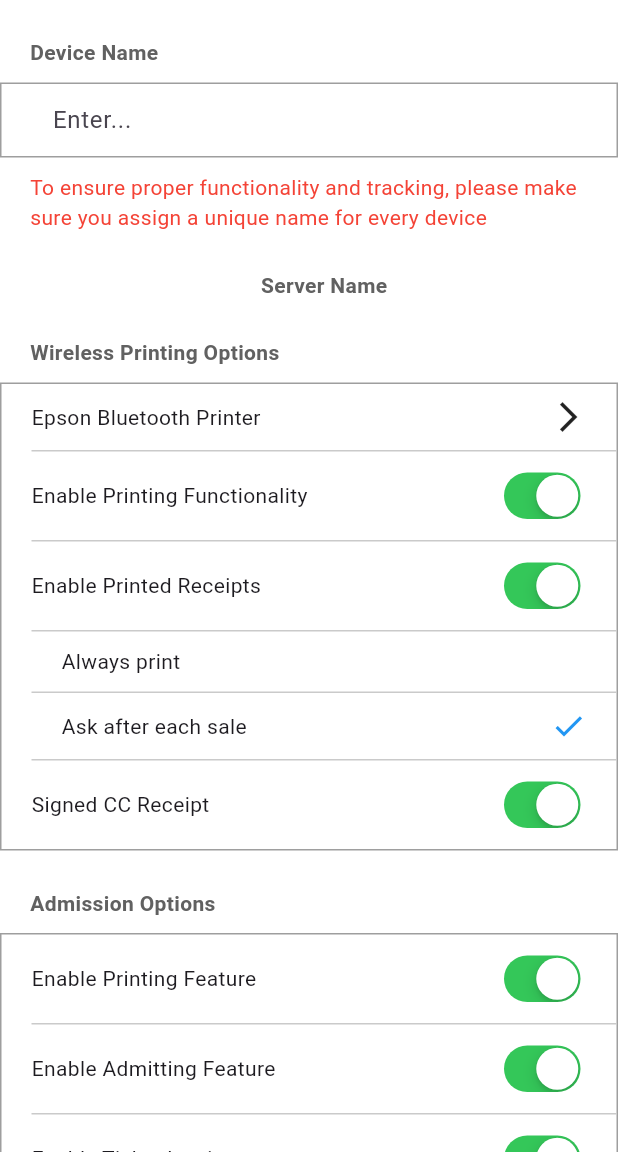
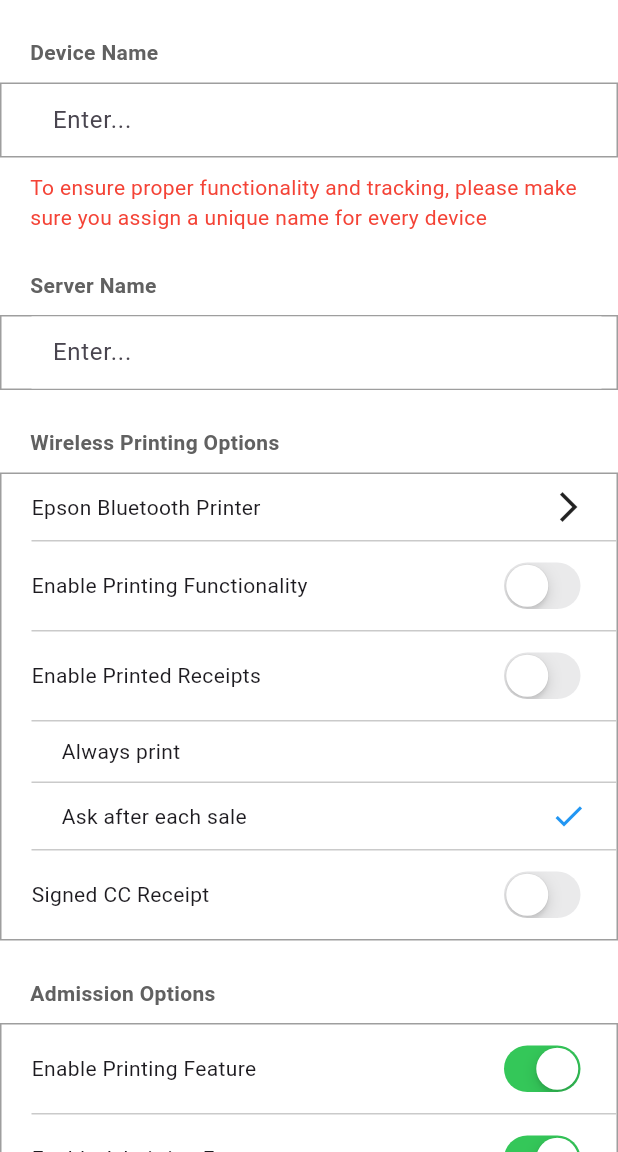
Before and after one commit to NKoroloff/flutter-test, a Flutter app: the SettingsView screen opened by its route, after a tap on "Ask after each sale", on a phone screen of 412 x 824 dp, the part 84-1236 px from its top. Run offline on Flutter 3.47's test engine with Material 3 defaults, Android fonts, the phone set to English and light mode, and no system bars; our stand-ins replace get.

Commit message:
serverName + wireless printing controllers

```diff
--- a/lib/modules/cash_drawer/bindings/settings_binding.dart
+++ b/lib/modules/cash_drawer/bindings/settings_binding.dart
@@ -1,5 +1,7 @@
 import 'package:get/get.dart';
 import 'package:purplepass_test_task/modules/cash_drawer/controllers/settings/device_name_controller.dart';
+import 'package:purplepass_test_task/modules/cash_drawer/controllers/settings/server_name_controller.dart';
+import 'package:purplepass_test_task/modules/cash_drawer/controllers/settings/wireless_printing_section_controller.dart';
 import 'package:purplepass_test_task/modules/translations/app_translation.dart';
 
 class SettingsBinding extends Bindings {
@@ -7,5 +9,7 @@ class SettingsBinding extends Bindings {
   void dependencies() {
     Get.put<TranslationController>(TranslationController());
     Get.put<DeviceNameController>(DeviceNameController());
+    Get.put<ServerNameController>(ServerNameController());
+    Get.put<WirelessPrintingSectionController>(WirelessPrintingSectionController());
   }
 }
--- /dev/null
+++ b/lib/modules/cash_drawer/controllers/settings/server_name_controller.dart
@@ -0,0 +1,7 @@
+import 'package:get/get.dart';
+
+class ServerNameController extends GetxController {
+  final serverName = ''.obs;
+
+  void updateServerName(String value) => serverName.value = value;
+}
--- /dev/null
+++ b/lib/modules/cash_drawer/controllers/settings/wireless_printing_section_controller.dart
@@ -0,0 +1,26 @@
+import 'package:get/get.dart';
+
+class WirelessPrintingSectionController extends GetxController {
+  final RxBool enablePrintingFunc = false.obs;
+
+  void toggleEnablePrintingFunc(bool newValue) {
+    enablePrintingFunc.value = newValue;
+  }
+
+  final RxBool enablePrintedReceipts = false.obs;
+
+  void toggleEnablePrintedReceipts(bool newValue) {
+    enablePrintedReceipts.value = newValue;
+  }
+
+  final RxString enablePrintedReceiptsMethod = 'always'.obs;
+  void toggleMethod(String value) {
+    enablePrintedReceiptsMethod.value = value;
+  }
+
+  final RxBool signedCcReceipt = false.obs;
+
+  void toggleSignedCcReceipt(bool newValue) {
+    signedCcReceipt.value = newValue;
+  }
+}
--- a/lib/modules/cash_drawer/views/settings/widgets/custom_input.dart
+++ b/lib/modules/cash_drawer/views/settings/widgets/custom_input.dart
@@ -19,7 +19,6 @@ class _CustomInputState extends State<CustomInput> {
     super.initState();
     _controller = TextEditingController(text: widget.value.value);
 
-    // Слушаем внешние изменения
     ever(widget.value, (val) {
       if (_controller.text != val) {
         _controller.text = val;
--- a/lib/modules/cash_drawer/views/settings/widgets/sections/server_name_section.dart
+++ b/lib/modules/cash_drawer/views/settings/widgets/sections/server_name_section.dart
@@ -1,6 +1,8 @@
 import 'package:flutter/material.dart';
-// import 'package:purplepass_test_task/modules/cash_drawer/views/settings/widgets/custom_input.dart';
-// import 'package:purplepass_test_task/modules/cash_drawer/views/settings/widgets/settings_container_wrapper.dart';
+import 'package:get/get.dart';
+import 'package:purplepass_test_task/modules/cash_drawer/controllers/settings/server_name_controller.dart';
+import 'package:purplepass_test_task/modules/cash_drawer/views/settings/widgets/custom_input.dart';
+import 'package:purplepass_test_task/modules/cash_drawer/views/settings/widgets/settings_container_wrapper.dart';
 import 'package:purplepass_test_task/modules/cash_drawer/views/settings/widgets/settings_section_title.dart';
 
 class ServerNameSection extends StatelessWidget {
@@ -8,6 +10,7 @@ class ServerNameSection extends StatelessWidget {
 
   @override
   Widget build(BuildContext context) {
+    final controller = Get.find<ServerNameController>();
     return Column(
       spacing: 10,
       crossAxisAlignment: CrossAxisAlignment.start,
@@ -16,10 +19,10 @@ class ServerNameSection extends StatelessWidget {
           padding: const EdgeInsets.only(left: 20.0),
           child: SettingsSectionTitle(title: 'server_name'),
         ),
-        // SettingsContainerWrapper(
-        //   padding: EdgeInsetsGeometry.fromLTRB(20, 0, 0, 0),
-        //   child: CustomInput(onChanged: (value) {}),
-        // ),
+        SettingsContainerWrapper(
+          padding: EdgeInsetsGeometry.fromLTRB(20, 0, 0, 0),
+          child: CustomInput(onChanged: controller.updateServerName, value: controller.serverName),
+        ),
       ],
     );
   }
--- a/lib/modules/cash_drawer/views/settings/widgets/sections/wireless_printing_options_section.dart
+++ b/lib/modules/cash_drawer/views/settings/widgets/sections/wireless_printing_options_section.dart
@@ -1,5 +1,6 @@
 import 'package:flutter/material.dart';
 import 'package:get/get.dart';
+import 'package:purplepass_test_task/modules/cash_drawer/controllers/settings/wireless_printing_section_controller.dart';
 import 'package:purplepass_test_task/modules/cash_drawer/views/settings/widgets/custom_divider.dart';
 import 'package:purplepass_test_task/modules/cash_drawer/views/settings/widgets/settings_select_option.dart';
 import 'package:purplepass_test_task/modules/cash_drawer/views/settings/widgets/settings_container_wrapper.dart';
@@ -11,11 +12,15 @@ class WirelessPrintingOptionsSection extends StatelessWidget {
 
   @override
   Widget build(BuildContext context) {
+    final controller = Get.find<WirelessPrintingSectionController>();
     return Column(
       crossAxisAlignment: CrossAxisAlignment.start,
       children: [
         const Row(
-          children: [SizedBox(width: 20), SettingsSectionTitle(title: 'wireless_print_options')],
+          children: [
+            SizedBox(width: 20),
+            SettingsSectionTitle(title: 'wireless_print_options'),
+          ],
         ),
         const SizedBox(height: 10),
         SettingsContainerWrapper(
@@ -32,26 +37,47 @@ class WirelessPrintingOptionsSection extends StatelessWidget {
                 ],
               ),
               CustomDivider(),
-              CustomLabeledSwitch(value: true, onChanged: (value) {}, label: 'enable_print_funct'),
-              CustomDivider(),
-              CustomLabeledSwitch(
-                value: true,
-                onChanged: (value) {},
-                label: 'enable_printed_receipts',
+              Obx(
+                () => CustomLabeledSwitch(
+                  value: controller.enablePrintingFunc.value,
+                  onChanged: controller.toggleEnablePrintingFunc,
+                  label: 'enable_print_funct',
+                ),
               ),
               CustomDivider(),
-              SettingsSelectOption(isSelected: false, onTap: () {}, label: 'always_print'),
-              CustomDivider(),
-              SettingsSelectOption(
-                isSelected: true,
-                onTap: () {
-                  print('helo');
-                },
-                label: 'ask_after_each_sale',
+              Obx(
+                () => CustomLabeledSwitch(
+                  value: controller.enablePrintedReceipts.value,
+                  onChanged: controller.toggleEnablePrintedReceipts,
+                  label: 'enable_printed_receipts',
+                ),
               ),
 
               CustomDivider(),
-              CustomLabeledSwitch(value: true, onChanged: (value) {}, label: 'signed_cc_receipt'),
+              Obx(
+                () => SettingsSelectOption(
+                  isSelected: controller.enablePrintedReceiptsMethod.value == 'always',
+                  onTap: () => controller.toggleMethod('always'),
+                  label: 'always_print',
+                ),
+              ),
+              CustomDivider(),
+              Obx(
+                () => SettingsSelectOption(
+                  isSelected: controller.enablePrintedReceiptsMethod.value == 'after',
+                  onTap: () => controller.toggleMethod('after'),
+                  label: 'ask_after_each_sale',
+                ),
+              ),
+
+              CustomDivider(),
+              Obx(
+                () => CustomLabeledSwitch(
+                  value: controller.signedCcReceipt.value,
+                  onChanged: controller.toggleSignedCcReceipt,
+                  label: 'signed_cc_receipt',
+                ),
+              ),
             ],
           ),
         ),
--- a/lib/modules/cash_drawer/views/settings/widgets/settings_select_option.dart
+++ b/lib/modules/cash_drawer/views/settings/widgets/settings_select_option.dart
@@ -10,7 +10,7 @@ class SettingsSelectOption extends StatelessWidget {
   });
   final String label;
   final bool isSelected;
-  final VoidCallback onTap;
+  final void Function() onTap;
 
   @override
   Widget build(BuildContext context) {
```
